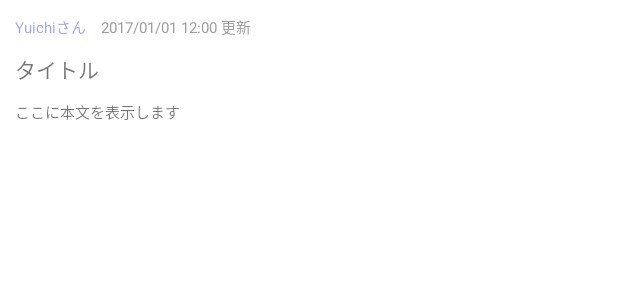
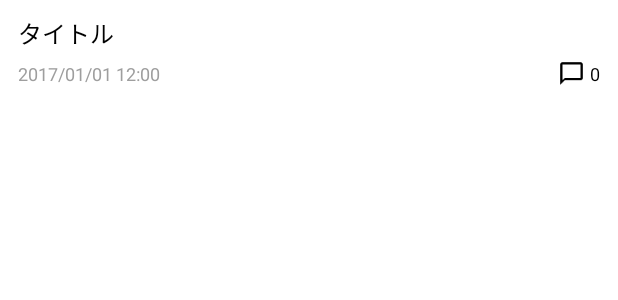
Before and after one commit to u1fukui/bbs-android, an Android app: the layout view_thread_cell.xml on its own in the app's theme, with its tools: preview values and no code run, on a phone screen of 412 x 824 dp. Shown: the top 300 px of the screen. Run offline under Robolectric (Android 15) with nearby library versions, the phone set to English and light mode, and no system bars.

Commit message:
Adjust thread list layout.

```diff
--- a/app/src/main/java/com/u1fukui/bbs/model/BbsThread.java
+++ b/app/src/main/java/com/u1fukui/bbs/model/BbsThread.java
@@ -14,9 +14,9 @@ public class BbsThread implements Serializable {
 
     public String title;
 
-    public String description;
+    public User author;
 
-    public User author;
+    public int commentCount;
 
     public Date createdAt;
 
--- a/app/src/main/java/com/u1fukui/bbs/viewmodel/ThreadListViewModel.java
+++ b/app/src/main/java/com/u1fukui/bbs/viewmodel/ThreadListViewModel.java
@@ -56,7 +56,7 @@ public class ThreadListViewModel implements ViewModel {
         List<ThreadViewModel> list = new ArrayList<>();
         for (int i = 0; i < 20; i++) {
             User author = new User(i, "作者" + i);
-            BbsThread bbsThread = new BbsThread(i, "タイトル" + i, "本文です", author, new Date(), new Date());
+            BbsThread bbsThread = new BbsThread(i, "タイトル" + i, author, i, new Date(), new Date());
             list.add(new ThreadViewModel(contextRef.get(), bbsThread));
         }
         renderThreadList(list);
--- a/app/src/main/res/layout/view_thread_cell.xml
+++ b/app/src/main/res/layout/view_thread_cell.xml
@@ -9,53 +9,62 @@
             type="com.u1fukui.bbs.viewmodel.ThreadViewModel" />
     </data>
 
-    <RelativeLayout
+    <LinearLayout
         android:layout_width="match_parent"
         android:layout_height="wrap_content"
-        android:padding="10dp"
-        android:onClick="@{viewModel::onClickThread}">
-
-        <TextView
-            android:id="@+id/author"
-            android:layout_width="wrap_content"
-            android:layout_height="wrap_content"
-            android:textColor="@color/blue_alpha_50"
-            android:textSize="10sp"
-            android:text="@{viewModel.bbsThread.author.name}"
-            tools:text="Yuichiさん" />
-
-        <TextView
-            android:id="@+id/updated_at"
-            android:layout_width="wrap_content"
-            android:layout_height="wrap_content"
-            android:layout_marginLeft="10dp"
-            android:layout_toRightOf="@id/author"
-            android:textColor="@color/grey500"
-            android:textSize="10sp"
-            android:text="@{viewModel.updatedAt}"
-            tools:text="2017/01/01 12:00 更新" />
+        android:onClick="@{viewModel::onClickThread}"
+        android:orientation="vertical"
+        android:paddingBottom="6dp"
+        android:paddingLeft="12dp"
+        android:paddingRight="12dp"
+        android:paddingTop="10dp">
 
         <TextView
             android:id="@+id/title"
             android:layout_width="match_parent"
             android:layout_height="wrap_content"
-            android:layout_below="@id/updated_at"
-            android:layout_marginTop="10dp"
+            android:ellipsize="end"
+            android:lineSpacingMultiplier="1.2"
+            android:maxLines="2"
             android:text="@{viewModel.bbsThread.title}"
-            android:textSize="14sp"
+            android:textColor="@color/black"
+            android:textSize="16sp"
             tools:text="タイトル" />
 
-        <TextView
-            android:id="@+id/description"
-            android:layout_width="wrap_content"
+        <LinearLayout
+            android:layout_width="match_parent"
             android:layout_height="wrap_content"
-            android:layout_below="@id/title"
-            android:layout_marginTop="10dp"
-            android:maxLines="3"
-            android:textSize="10sp"
-            android:text="@{viewModel.bbsThread.description}"
-            tools:text="ここに本文を表示します" />
+            android:layout_marginTop="6dp"
+            android:gravity="center_vertical"
+            android:orientation="horizontal">
 
-    </RelativeLayout>
+            <TextView
+                android:id="@+id/updated_at"
+                android:layout_width="wrap_content"
+                android:layout_height="wrap_content"
+                android:text="@{viewModel.updatedAt}"
+                android:textColor="@color/grey500"
+                android:textSize="12sp"
+                tools:text="2017/01/01 12:00" />
+
+            <android.support.v4.widget.Space
+                android:layout_width="0dp"
+                android:layout_height="wrap_content"
+                android:layout_weight="1" />
+
+            <TextView
+                android:id="@+id/comment_count"
+                android:layout_width="wrap_content"
+                android:layout_height="wrap_content"
+                android:drawableLeft="@drawable/ic_chat_bubble_outline_black_18dp"
+                android:drawablePadding="3dp"
+                android:gravity="center_vertical"
+                android:text="@{Integer.toString(viewModel.bbsThread.commentCount)}"
+                android:textColor="@color/black"
+                android:textSize="12sp"
+                tools:text="0" />
+
+        </LinearLayout>
+    </LinearLayout>
 
 </layout>
```
Also changed, not shown: app/src/main/res/drawable-xhdpi/ic_chat_bubble_outline_black_18dp.png (added).
